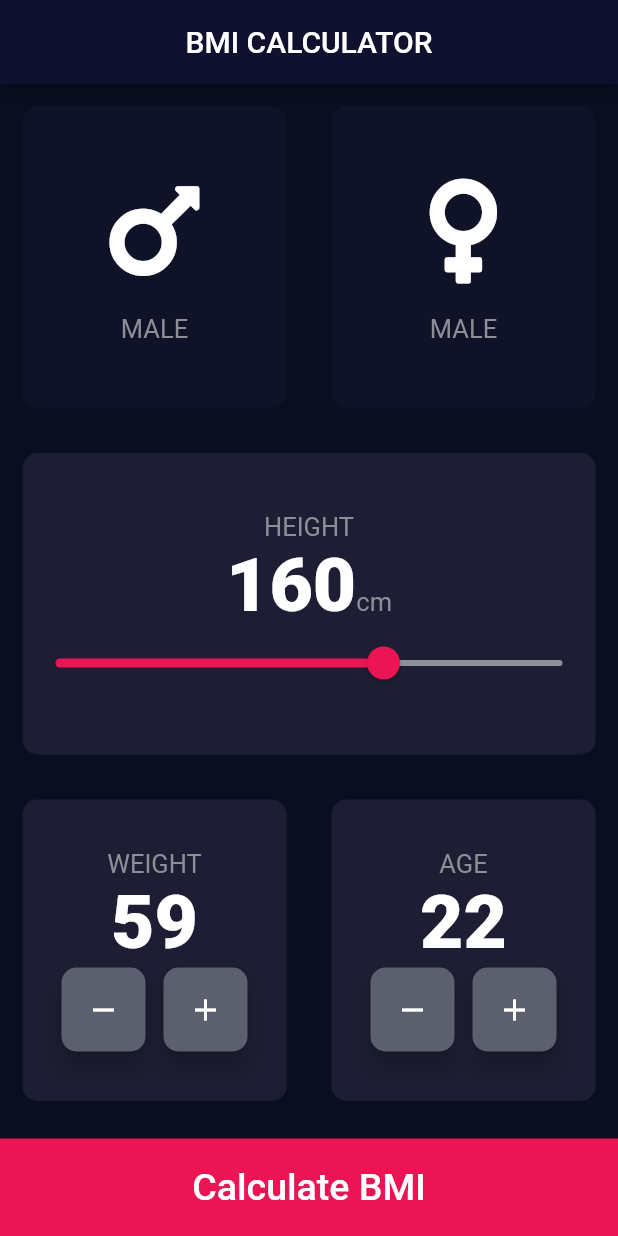
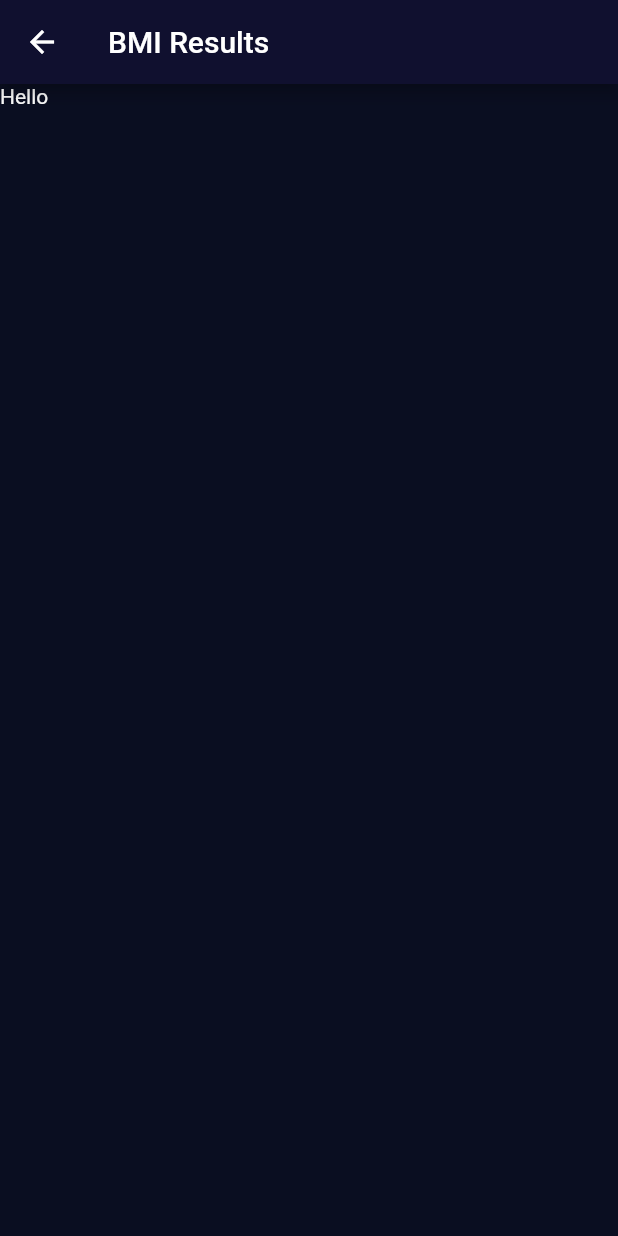
Before and after one commit to HamzaMihfad/bmi_calculator_flutter, a Flutter app: the screen it shows after launch, after a tap on "Calculate BMI", on a phone screen of 412 x 824 dp. Run offline on Flutter 3.47's test engine with Material 2 defaults, Android fonts, the phone set to English and light mode, and no system bars; our stand-ins replace font_awesome_flutter.

```diff
--- a/lib/input_page.dart
+++ b/lib/Pages/input_page.dart
@@ -1,9 +1,9 @@
 import 'package:flutter/material.dart';
 import 'package:font_awesome_flutter/font_awesome_flutter.dart';
-import 'icon_card.dart';
-import 'card1.dart';
-import 'constants.dart';
-import 'RoundActionButton.dart';
+import '../Widgets/icon_card.dart';
+import '../Widgets/card1.dart';
+import '../Constants/constants.dart';
+import '../Widgets/RoundActionButton.dart';
 
 enum Gender { male, female }
 
@@ -219,8 +219,16 @@ class _InputPageState extends State<InputPage> {
           Container(
             color: kBottomContainerColor,
             margin: EdgeInsets.only(top: 10.0),
+            padding: EdgeInsets.only(bottom: 5.0),
             width: double.infinity,
             height: kBottomContainerHeight,
+            child: Tooltip(
+              message: 'Calculate your BMI',
+              decoration: BoxDecoration(
+                color: Color(0x405c5f3e),
+                borderRadius: BorderRadius.circular(4.0),
+              ),
+              textStyle: TextStyle(color: Colors.white),
               child: FlatButton(
                 child: Text(
                   'Calculate BMI',
@@ -230,8 +238,9 @@ class _InputPageState extends State<InputPage> {
                   ),
                 ),
                 onPressed: () {
-                print('hello');
+                  Navigator.pushNamed(context, 'results');
                 },
+              ),
             ),
           ),
         ],
--- /dev/null
+++ b/lib/Pages/results_page.dart
@@ -0,0 +1,13 @@
+import 'package:flutter/material.dart';
+
+class ResultsPage extends StatelessWidget {
+  @override
+  Widget build(BuildContext context) {
+    return Scaffold(
+      appBar: AppBar(
+        title: Text('BMI Results'),
+      ),
+      body: Text('Hello'),
+    );
+  }
+}
--- a/lib/icon_card.dart
+++ b/lib/Widgets/icon_card.dart
@@ -1,5 +1,5 @@
 import 'package:flutter/material.dart';
-import 'constants.dart';
+import '../Constants/constants.dart';
 
 class IconCard extends StatelessWidget {
   IconCard({this.icon, this.label});
--- a/lib/main.dart
+++ b/lib/main.dart
@@ -1,5 +1,6 @@
 import 'package:flutter/material.dart';
-import 'input_page.dart';
+import 'Pages/input_page.dart';
+import 'Pages/results_page.dart';
 
 void main() => runApp(BMICalculator());
 
@@ -24,7 +25,11 @@ class BMICalculator extends StatelessWidget {
         //   body1: TextStyle(color: Colors.white),
         // ),
       ),
-      home: InputPage(),
+      initialRoute: '/',
+      routes: {
+        '/': (context) => InputPage(),
+        'results': (context) => ResultsPage()
+      },
     );
   }
 }
```
Also changed, not shown: lib/Constants/constants.dart (renamed from lib/constants.dart), lib/Widgets/RoundActionButton.dart (renamed from lib/RoundActionButton.dart), lib/Widgets/card1.dart (renamed from lib/card1.dart). Lines whose indentation alone changed are shown as unchanged.
